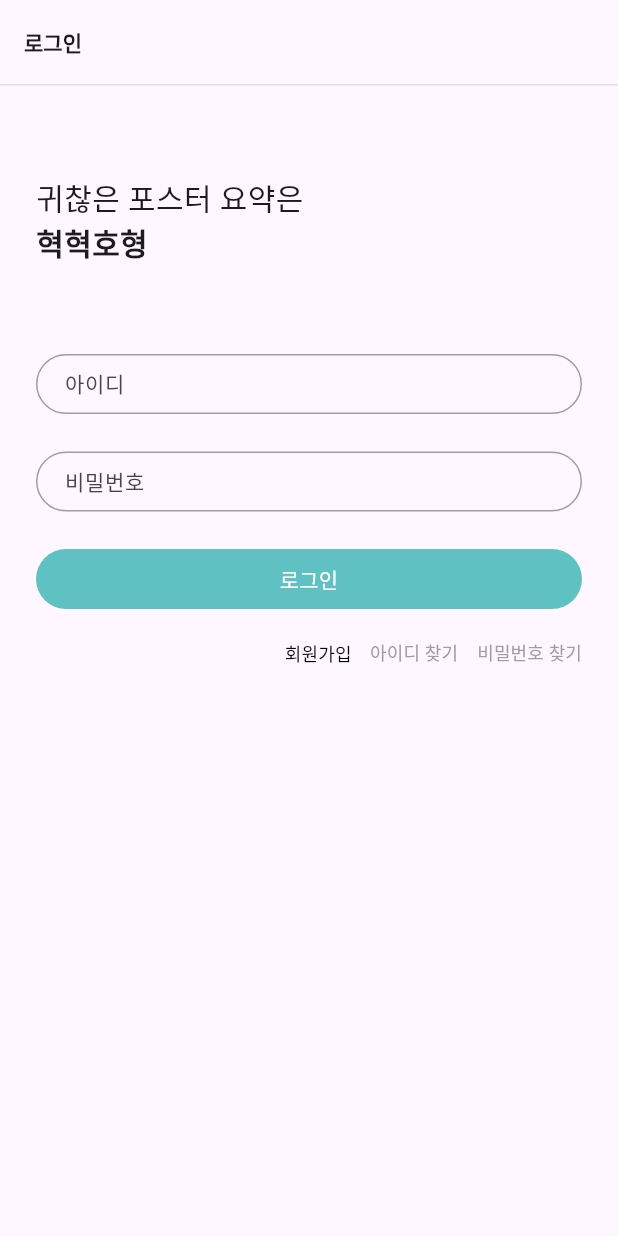
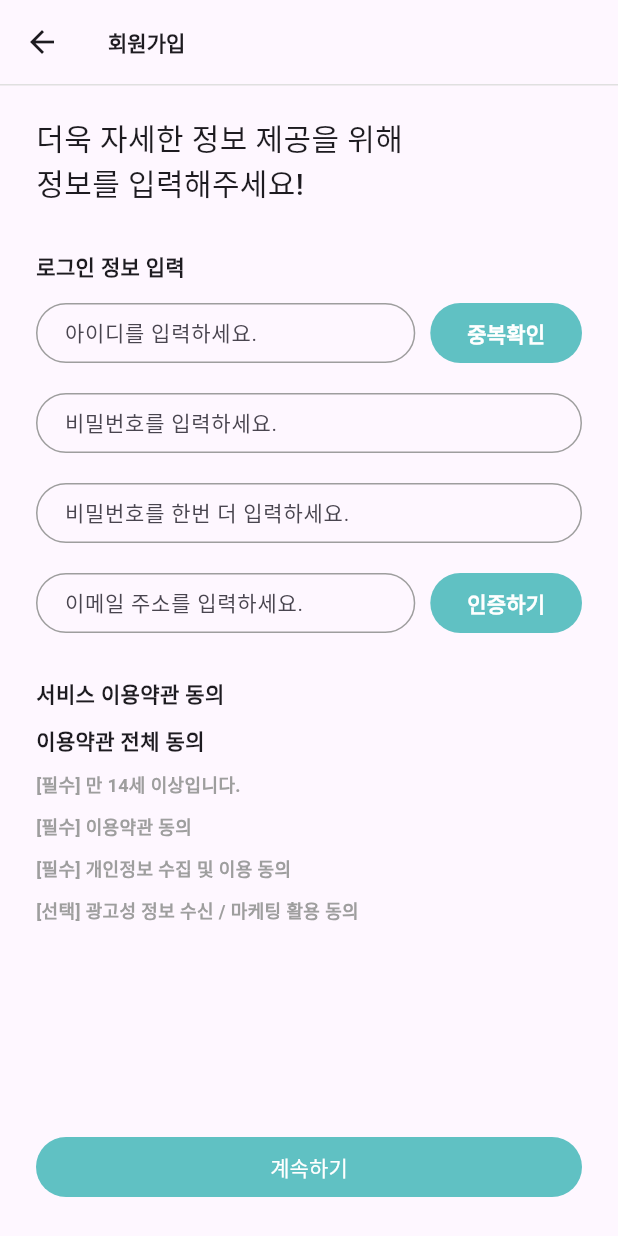
Before and after one commit to team-HHHH/Front, a Flutter app: the screen it shows after launch, after a tap on "회원가입", on a phone screen of 412 x 824 dp. Run offline on Flutter 3.47's test engine with Material 3 defaults, Android fonts, the phone set to English and light mode, and no system bars.

Commit message:
회원가입 첫번쨰 스크린 UI

```diff
--- a/lib/Screens/login_screen.dart
+++ b/lib/Screens/login_screen.dart
@@ -2,6 +2,7 @@ import 'dart:convert';
 
 import 'package:flutter/material.dart';
 import 'package:http/http.dart' as http;
+import 'package:scheduler/Screens/register_screen.dart';
 
 class LoginScreen extends StatefulWidget {
   const LoginScreen({super.key});
@@ -17,36 +18,36 @@ class _LoginScreenState extends State<LoginScreen> {
   String _enteredPassword = "";
 
   // 로그인 버튼 누를 시 수행.
-  void _handleLogin() async {
-    final url = Uri.parse("");
-    final response = await http.post(
-      url,
-      headers: {
-        'Content-Type': 'application/json',
-      },
-      body: jsonEncode(
-        <String, String>{
-          "loginId": _enteredId,
-          "password": _enteredPassword,
-        },
-      ),
-    );
-    if (response.statusCode == 200) {
-      final Map<String, dynamic> responseData = jsonDecode(response.body);
+  Future<void> _handleLogin() async {
+    //final url = Uri.parse("");
+    // final response = await http.post(
+    //   url,
+    //   headers: {
+    //     'Content-Type': 'application/json',
+    //   },
+    //   body: jsonEncode(
+    //     <String, String>{
+    //       "loginId": _enteredId,
+    //       "password": _enteredPassword,
+    //     },
+    //   ),
+    // );
+    // if (response.statusCode == 200) {
+    //   final Map<String, dynamic> responseData = jsonDecode(response.body);
 
-      // result 객체 추출
-      final Map<String, dynamic> result = responseData['result'];
-      final int resultCode = result['resultCode'];
-      final String resultMessage = result['resultMessage'];
+    //   // result 객체 추출
+    //   final Map<String, dynamic> result = responseData['result'];
+    //   final int resultCode = result['resultCode'];
+    //   final String resultMessage = result['resultMessage'];
 
-      // body 객체 추출
-      final Map<String, dynamic> body = responseData['body'];
-      final String isFirstLogin = body['isFirstLogin'];
+    //   // body 객체 추출
+    //   final Map<String, dynamic> body = responseData['body'];
+    //   final String isFirstLogin = body['isFirstLogin'];
 
-      final headers = response.headers;
-      final accessToken = headers["Authorization"];
-      final refreshToken = headers["refresh"];
-    }
+    //   final headers = response.headers;
+    //   final accessToken = headers["Authorization"];
+    //   final refreshToken = headers["refresh"];
+    // }
   }
 
   @override
@@ -177,6 +178,7 @@ class _LoginScreenState extends State<LoginScreen> {
                       onPressed: () {
                         _formKey.currentState!.save();
                         // 아이디, 비밀번호 형식 검사 로직 추가 해야함.
+
                         _handleLogin();
                       },
                       style: TextButton.styleFrom(
@@ -203,7 +205,13 @@ class _LoginScreenState extends State<LoginScreen> {
                     padding: const EdgeInsets.all(0),
                     splashFactory: NoSplash.splashFactory,
                   ),
-                  onPressed: () {},
+                  onPressed: () {
+                    Navigator.of(context).push(
+                      MaterialPageRoute(
+                        builder: (context) => const RegisterScreen(),
+                      ),
+                    );
+                  },
                   child: const Text(
                     "회원가입",
                     style: TextStyle(
--- /dev/null
+++ b/lib/Screens/register_screen.dart
@@ -0,0 +1,352 @@
+import 'package:flutter/material.dart';
+import 'package:flutter/widgets.dart';
+
+class RegisterScreen extends StatefulWidget {
+  const RegisterScreen({super.key});
+
+  @override
+  State<RegisterScreen> createState() => _RegisterScreenState();
+}
+
+class _RegisterScreenState extends State<RegisterScreen> {
+  final _formKey = GlobalKey<FormState>(); // Form 위젯을 위해 사용.
+
+  @override
+  Widget build(BuildContext context) {
+    return Scaffold(
+      floatingActionButtonLocation: FloatingActionButtonLocation.centerFloat,
+      floatingActionButton: Padding(
+        padding: const EdgeInsets.symmetric(horizontal: 24, vertical: 10),
+        child: SizedBox(
+          width: double.infinity,
+          height: 40,
+          child: TextButton(
+            onPressed: () {
+              _formKey.currentState!.save();
+              // 아이디, 비밀번호 형식 검사 로직 추가 해야함.
+            },
+            style: TextButton.styleFrom(
+              splashFactory: NoSplash.splashFactory,
+              backgroundColor: Theme.of(context).primaryColor,
+            ),
+            child: const Text(
+              "계속하기",
+              style: TextStyle(
+                color: Colors.white,
+              ),
+            ),
+          ),
+        ),
+      ),
+      appBar: AppBar(
+        bottom: PreferredSize(
+          preferredSize: const Size.fromHeight(1.0), // 구분선의 두께
+          child: Divider(
+            thickness: 1.0,
+            height: 1.0,
+            color: Colors.grey.shade300, // 구분선 색상
+          ),
+        ),
+        title: const Text(
+          "회원가입",
+          style: TextStyle(
+            fontSize: 14,
+            fontWeight: FontWeight.bold,
+          ),
+        ),
+      ),
+      body: SafeArea(
+        child: Padding(
+          padding: const EdgeInsets.fromLTRB(24, 20, 24, 0),
+          child: Column(
+            crossAxisAlignment: CrossAxisAlignment.start,
+            children: [
+              const Column(
+                crossAxisAlignment: CrossAxisAlignment.start,
+                children: [
+                  Text(
+                    "더욱 자세한 정보 제공을 위해",
+                    textAlign: TextAlign.left,
+                    style: TextStyle(
+                      fontWeight: FontWeight.w500,
+                      fontSize: 20,
+                    ),
+                  ),
+                  Text(
+                    "정보를 입력해주세요!",
+                    textAlign: TextAlign.left,
+                    style: TextStyle(
+                      fontWeight: FontWeight.w500,
+                      fontSize: 20,
+                    ),
+                  ),
+                ],
+              ),
+              const SizedBox(height: 30),
+              const Text(
+                "로그인 정보 입력",
+                style: TextStyle(
+                  fontWeight: FontWeight.bold,
+                  fontSize: 14,
+                ),
+              ),
+              const SizedBox(height: 14),
+              Form(
+                key: _formKey,
+                child: Column(
+                  children: [
+                    Row(
+                      children: [
+                        Expanded(
+                          flex: 5,
+                          child: SizedBox(
+                            height: 40,
+                            child: TextFormField(
+                              onSaved: (newValue) {},
+                              style: const TextStyle(
+                                color: Colors.black,
+                                fontSize: 14,
+                              ),
+                              decoration: InputDecoration(
+                                hintText: "아이디를 입력하세요.",
+                                contentPadding:
+                                    const EdgeInsets.fromLTRB(15, 0, 0, 5),
+                                border: OutlineInputBorder(
+                                  borderRadius: BorderRadius.circular(25),
+                                  borderSide: const BorderSide(
+                                      color: Colors.grey), // 비활성화 상태의 테두리 색상
+                                ),
+                                enabledBorder: OutlineInputBorder(
+                                    borderRadius: BorderRadius.circular(25),
+                                    borderSide: const BorderSide(
+                                        color: Colors.grey) // 활성화 상태의 테두리 색상
+                                    ),
+                                focusedBorder: OutlineInputBorder(
+                                  borderRadius: BorderRadius.circular(25),
+                                  borderSide: BorderSide(
+                                    color: Theme.of(context).primaryColor,
+                                    width: 2.0,
+                                  ), // 포커스 상태에서 테두리 색상
+                                ),
+                              ),
+                            ),
+                          ),
+                        ),
+                        const SizedBox(width: 10),
+                        Expanded(
+                          flex: 2,
+                          child: SizedBox(
+                            height: 40,
+                            child: TextButton(
+                              onPressed: () {
+                                _formKey.currentState!.save();
+                                // 중복확인 로직 검사
+                              },
+                              style: TextButton.styleFrom(
+                                splashFactory: NoSplash.splashFactory,
+                                backgroundColor: Theme.of(context).primaryColor,
+                              ),
+                              child: const Text(
+                                "중복확인",
+                                style: TextStyle(
+                                  color: Colors.white,
+                                  fontWeight: FontWeight.bold,
+                                ),
+                              ),
+                            ),
+                          ),
+                        ),
+                      ],
+                    ),
+                    const SizedBox(height: 20),
+                    SizedBox(
+                      height: 40,
+                      child: TextFormField(
+                        onSaved: (newValue) {},
+                        style: const TextStyle(
+                          color: Colors.black,
+                          fontSize: 14,
+                        ),
+                        decoration: InputDecoration(
+                          hintText: "비밀번호를 입력하세요.",
+                          contentPadding:
+                              const EdgeInsets.fromLTRB(15, 0, 0, 5),
+                          border: OutlineInputBorder(
+                            borderRadius: BorderRadius.circular(25),
+                            borderSide: const BorderSide(
+                                color: Colors.grey), // 비활성화 상태의 테두리 색상
+                          ),
+                          enabledBorder: OutlineInputBorder(
+                              borderRadius: BorderRadius.circular(25),
+                              borderSide: const BorderSide(
+                                  color: Colors.grey) // 활성화 상태의 테두리 색상
+                              ),
+                          focusedBorder: OutlineInputBorder(
+                            borderRadius: BorderRadius.circular(25),
+                            borderSide: BorderSide(
+                              color: Theme.of(context).primaryColor,
+                              width: 2.0,
+                            ), // 포커스 상태에서 테두리 색상
+                          ),
+                        ),
+                      ),
+                    ),
+                    const SizedBox(height: 20),
+                    SizedBox(
+                      height: 40,
+                      child: TextFormField(
+                        onSaved: (newValue) {},
+                        style: const TextStyle(
+                          color: Colors.black,
+                          fontSize: 14,
+                        ),
+                        decoration: InputDecoration(
+                          hintText: "비밀번호를 한번 더 입력하세요.",
+                          contentPadding:
+                              const EdgeInsets.fromLTRB(15, 0, 0, 5),
+                          border: OutlineInputBorder(
+                            borderRadius: BorderRadius.circular(25),
+                            borderSide: const BorderSide(
+                                color: Colors.grey), // 비활성화 상태의 테두리 색상
+                          ),
+                          enabledBorder: OutlineInputBorder(
+                              borderRadius: BorderRadius.circular(25),
+                              borderSide: const BorderSide(
+                                  color: Colors.grey) // 활성화 상태의 테두리 색상
+                              ),
+                          focusedBorder: OutlineInputBorder(
+                            borderRadius: BorderRadius.circular(25),
+                            borderSide: BorderSide(
+                              color: Theme.of(context).primaryColor,
+                              width: 2.0,
+                            ), // 포커스 상태에서 테두리 색상
+                          ),
+                        ),
+                      ),
+                    ),
+                    const SizedBox(height: 20),
+                    Row(
+                      children: [
+                        Expanded(
+                          flex: 5,
+                          child: SizedBox(
+                            height: 40,
+                            child: TextFormField(
+                              onSaved: (newValue) {},
+                              style: const TextStyle(
+                                color: Colors.black,
+                                fontSize: 14,
+                              ),
+                              decoration: InputDecoration(
+                                hintText: "이메일 주소를 입력하세요.",
+                                contentPadding:
+                                    const EdgeInsets.fromLTRB(15, 0, 0, 5),
+                                border: OutlineInputBorder(
+                                  borderRadius: BorderRadius.circular(25),
+                                  borderSide: const BorderSide(
+                                      color: Colors.grey), // 비활성화 상태의 테두리 색상
+                                ),
+                                enabledBorder: OutlineInputBorder(
+                                    borderRadius: BorderRadius.circular(25),
+                                    borderSide: const BorderSide(
+                                        color: Colors.grey) // 활성화 상태의 테두리 색상
+                                    ),
+                                focusedBorder: OutlineInputBorder(
+                                  borderRadius: BorderRadius.circular(25),
+                                  borderSide: BorderSide(
+                                    color: Theme.of(context).primaryColor,
+                                    width: 2.0,
+                                  ), // 포커스 상태에서 테두리 색상
+                                ),
+                              ),
+                            ),
+                          ),
+                        ),
+                        const SizedBox(width: 10),
+                        Expanded(
+                          flex: 2,
+                          child: SizedBox(
+                            height: 40,
+                            child: TextButton(
+                              onPressed: () {
+                                _formKey.currentState!.save();
+                                // 중복확인 로직 검사
+                              },
+                              style: TextButton.styleFrom(
+                                splashFactory: NoSplash.splashFactory,
+                                backgroundColor: Theme.of(context).primaryColor,
+                              ),
+                              child: const Text(
+                                "인증하기",
+                                style: TextStyle(
+                                  color: Colors.white,
+                                  fontWeight: FontWeight.bold,
+                                ),
+                              ),
+                            ),
+                          ),
+                        ),
+                      ],
+                    ),
+                  ],
+                ),
+              ),
+              const SizedBox(height: 30),
+              const Text(
+                "서비스 이용약관 동의",
+                style: TextStyle(
+                  fontWeight: FontWeight.bold,
+                  fontSize: 14,
+                ),
+              ),
+              const SizedBox(height: 10),
+              const Text(
+                "이용약관 전체 동의",
+                style: TextStyle(
+                  fontWeight: FontWeight.bold,
+                  fontSize: 14,
+                ),
+              ),
+              const SizedBox(height: 10),
+              const Text(
+                "[필수] 만 14세 이상입니다.",
+                style: TextStyle(
+                  fontWeight: FontWeight.bold,
+                  fontSize: 12,
+                  color: Colors.grey,
+                ),
+              ),
+              const SizedBox(height: 10),
+              const Text(
+                "[필수] 이용약관 동의",
+                style: TextStyle(
+                  fontWeight: FontWeight.bold,
+                  fontSize: 12,
+                  color: Colors.grey,
+                ),
+              ),
+              const SizedBox(height: 10),
+              const Text(
+                "[필수] 개인정보 수집 및 이용 동의",
+                style: TextStyle(
+                  fontWeight: FontWeight.bold,
+                  fontSize: 12,
+                  color: Colors.grey,
+                ),
+              ),
+              const SizedBox(height: 10),
+              const Text(
+                "[선택] 광고성 정보 수신 / 마케팅 활용 동의",
+                style: TextStyle(
+                  fontWeight: FontWeight.bold,
+                  fontSize: 12,
+                  color: Colors.grey,
+                ),
+              ),
+            ],
+          ),
+        ),
+      ),
+    );
+  }
+}
```
Also changed, not shown: 15 other files.
